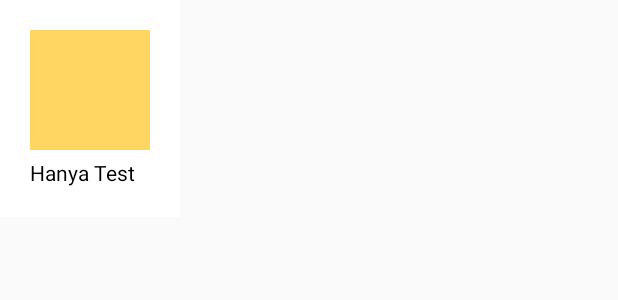
After one commit to jaballogian/OTC-Application, an Android app: the layout item_program.xml on its own in the app's theme, with its tools: preview values and no code run, on a phone screen of 412 x 824 dp. The commit adds this screen. Shown: the top 300 px of the screen. Run offline under Robolectric (Android 15) with nearby library versions, the phone set to English and light mode, and no system bars.

Commit message:
add program recyler view to activity home

```diff
--- a/app/src/main/java/com/otc/application/activity/ActivityWelcomeScreen.java
+++ b/app/src/main/java/com/otc/application/activity/ActivityWelcomeScreen.java
@@ -30,7 +30,7 @@ public class ActivityWelcomeScreen extends AppCompatActivity {
     }
 
     private void moveToMainAcitivty(){
-        Intent toActivityMain = new Intent(ActivityWelcomeScreen.this, ActivityHomeVideoPembelajaran.class);
+        Intent toActivityMain = new Intent(ActivityWelcomeScreen.this, ActivityHome.class);
         toActivityMain.addFlags(Intent.FLAG_ACTIVITY_NEW_TASK | Intent.FLAG_ACTIVITY_CLEAR_TASK);
         startActivity(toActivityMain);
         finish();
--- /dev/null
+++ b/app/src/main/res/layout/item_program.xml
@@ -0,0 +1,29 @@
+<?xml version="1.0" encoding="utf-8"?>
+<androidx.constraintlayout.widget.ConstraintLayout xmlns:android="http://schemas.android.com/apk/res/android"
+    android:layout_width="wrap_content"
+    android:layout_height="wrap_content"
+    xmlns:app="http://schemas.android.com/apk/res-auto"
+    android:background="@color/white"
+    android:padding="20dp">
+
+    <ImageView
+        android:id="@+id/imageView"
+        android:layout_width="80dp"
+        android:layout_height="80dp"
+        android:src="@color/light_orange"
+        app:layout_constraintLeft_toLeftOf="parent"
+        app:layout_constraintTop_toTopOf="parent" />
+
+    <TextView
+        android:id="@+id/namaProgramTextView"
+        android:layout_width="80dp"
+        android:layout_height="wrap_content"
+        android:text="@string/hanya_test"
+        app:layout_constraintLeft_toLeftOf="parent"
+        app:layout_constraintTop_toBottomOf="@+id/imageView"
+        android:layout_marginTop="5dp"
+        android:textColor="@color/black"
+        android:textSize="14sp"
+        android:maxLines="2"/>
+
+</androidx.constraintlayout.widget.ConstraintLayout>
```
Also changed, not shown: app/src/main/java/com/otc/application/activity/ActivityHome.java (+67 -0 lines), app/src/main/java/com/otc/application/activity/ActivityHomeVideoPembelajaran.java (+0 -16 lines), app/src/main/java/com/otc/application/activity/ActivitySignUp.java (+11 -2 lines), app/src/main/java/com/otc/application/adapter/GridProgramAdapter.java (added, +56 -0 lines), app/src/main/java/com/otc/application/item/ItemProgram.java (added, +58 -0 lines), app/src/main/java/com/otc/application/others/CommonMethods.java (+30 -1 lines), app/src/main/res/layout/activity_home.xml (+9 -0 lines).
